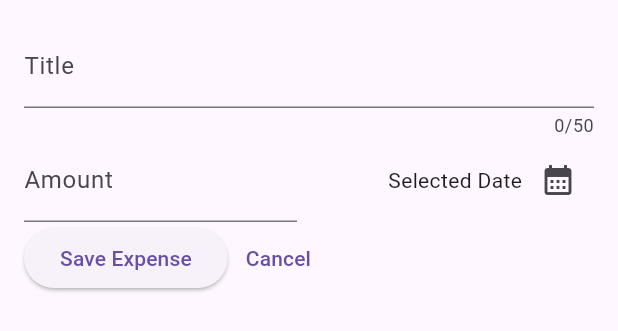
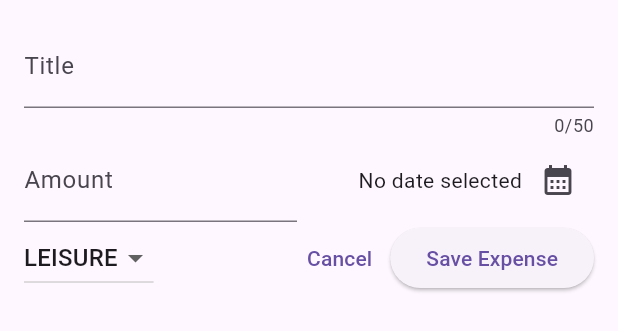
Before and after one commit to Leningram/dart_expenses_app, a Flutter app: the NewExpense widget shown alone on an empty page, opened directly, on a phone screen of 412 x 824 dp. Shown: the top 331 px of the screen. Run offline on Flutter 3.47's test engine with Material 3 defaults, Android fonts, the phone set to English and light mode, and no system bars.

Commit message:
category dropdown

```diff
--- a/lib/widgets/new_expense.dart
+++ b/lib/widgets/new_expense.dart
@@ -1,4 +1,5 @@
 import 'package:flutter/material.dart';
+import 'package:expense_tracker/models/expense.dart';
 
 class NewExpense extends StatefulWidget {
   const NewExpense({super.key});
@@ -11,15 +12,21 @@ class NewExpense extends StatefulWidget {
 class _NewExpenseState extends State<NewExpense> {
   final _titleController = TextEditingController();
   final _amountController = TextEditingController();
+  Category _selectedCategory = Category.leisure;
+  DateTime? _selectedDate;
 
-  void _presentDatePicker() {
+  void _presentDatePicker() async {
     final now = DateTime.now();
     final firstDate = DateTime(now.year - 1, now.month, now.day);
-    showDatePicker(
-        context: context,
-        firstDate: firstDate,
-        lastDate: now,
-        initialDate: now);
+    final pickedDate = await showDatePicker(
+      context: context,
+      firstDate: firstDate,
+      lastDate: now,
+      initialDate: now,
+    );
+    setState(() {
+      _selectedDate = pickedDate;
+    });
   }
 
   @override
@@ -49,7 +56,7 @@ class _NewExpenseState extends State<NewExpense> {
                   controller: _amountController,
                   keyboardType: TextInputType.number,
                   decoration: const InputDecoration(
-                    prefixText: '\$',
+                    prefixText: '\$ ',
                     label: Text('Amount'),
                   ),
                 ),
@@ -60,7 +67,9 @@ class _NewExpenseState extends State<NewExpense> {
                   mainAxisAlignment: MainAxisAlignment.end,
                   crossAxisAlignment: CrossAxisAlignment.center,
                   children: [
-                    const Text('Selected Date'),
+                    Text(_selectedDate == null
+                        ? 'No date selected'
+                        : formatter.format(_selectedDate!)),
                     IconButton(
                         onPressed: _presentDatePicker,
                         icon: const Icon(Icons.calendar_month))
@@ -71,14 +80,33 @@ class _NewExpenseState extends State<NewExpense> {
           ),
           Row(
             children: [
+              DropdownButton(
+                value: _selectedCategory,
+                items: Category.values
+                    .map((category) => DropdownMenuItem(
+                        value: category,
+                        child: Text(category.name.toUpperCase())))
+                    .toList(),
+                onChanged: (value) {
+                  setState(() {
+                    if (value == null) {
+                      return;
+                    }
+                    _selectedCategory = value;
+                  });
+                },
+              ),
+              const Spacer(),
+              TextButton(
+                onPressed: () {
+                  Navigator.pop(context);
+                },
+                child: const Text('Cancel'),
+              ),
               ElevatedButton(
                 onPressed: () {},
                 child: const Text('Save Expense'),
               ),
-              TextButton(
-                onPressed: () {},
-                child: const Text('Cancel'),
-              )
             ],
           )
         ],
```
